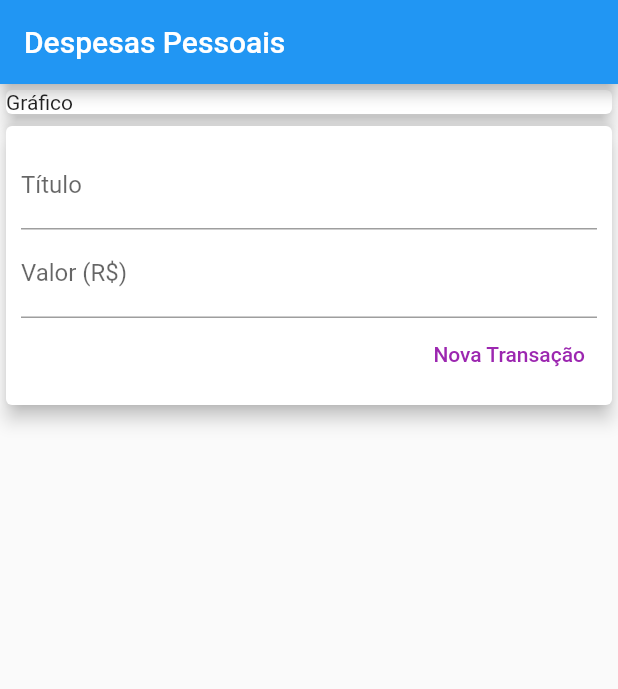
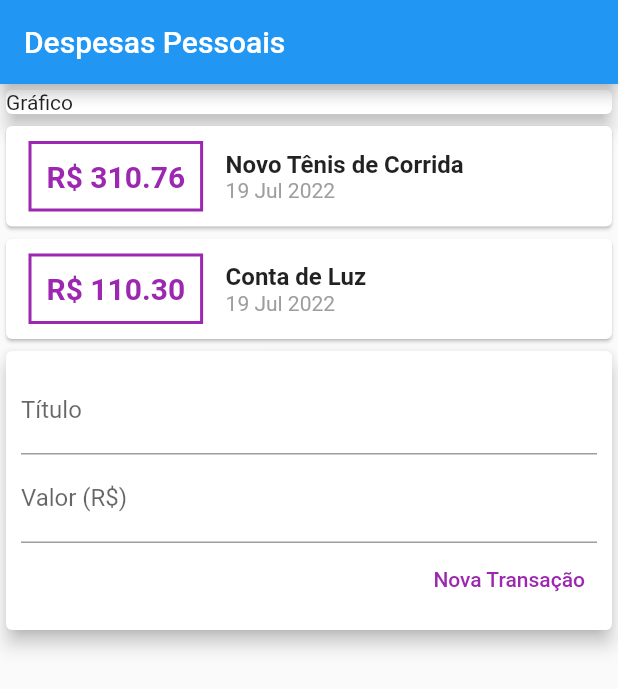
Before and after one commit to DavidCavalcanti/expenses, a Flutter app: the screen it shows after launch, on a phone screen of 412 x 824 dp. Shown: the top 689 px of the screen. Run offline on Flutter 3.47's test engine with Material 2 defaults, Android fonts, the phone set to English and light mode, and no system bars.

Commit message:
Revert "Remover coluna de exibição de transações"
This reverts commit cc7d06f396b7b2e02711f7d362b4a9ad6697a83c.

```diff
--- a/lib/main.dart
+++ b/lib/main.dart
@@ -45,7 +45,51 @@ class MyHomePage extends StatelessWidget {
               child: Text('Gráfico'),
             ),
           ),
-
+          Column(
+            children: _transactions.map((tr) {
+              return Card(
+                child: Row(
+                  children: [
+                    Container(
+                      margin: const EdgeInsets.symmetric(
+                          horizontal: 15, vertical: 10),
+                      decoration: BoxDecoration(
+                          border: Border.all(
+                        color: Colors.purple,
+                        width: 2,
+                      )),
+                      padding: const EdgeInsets.all(10),
+                      child: Text(
+                        'R\$ ${tr.value?.toStringAsFixed(2)}',
+                        style: const TextStyle(
+                            fontWeight: FontWeight.bold,
+                            fontSize: 20,
+                            color: Colors.purple),
+                      ),
+                    ),
+                    Column(
+                      crossAxisAlignment: CrossAxisAlignment.start,
+                      children: [
+                        Text(
+                          tr.title!,
+                          style: const TextStyle(
+                            fontSize: 16,
+                            fontWeight: FontWeight.bold,
+                          ),
+                        ),
+                        Text(
+                          DateFormat('d MMM y').format(tr.date!),
+                          style: const TextStyle(
+                            color: Colors.grey,
+                          ),
+                        ),
+                      ],
+                    ),
+                  ],
+                ),
+              );
+            }).toList(),
+          ),
           Card(
             elevation: 5,
             child: Padding(
```
Also changed, not shown: lib/components/transection_list.dart (+2 -47 lines).
